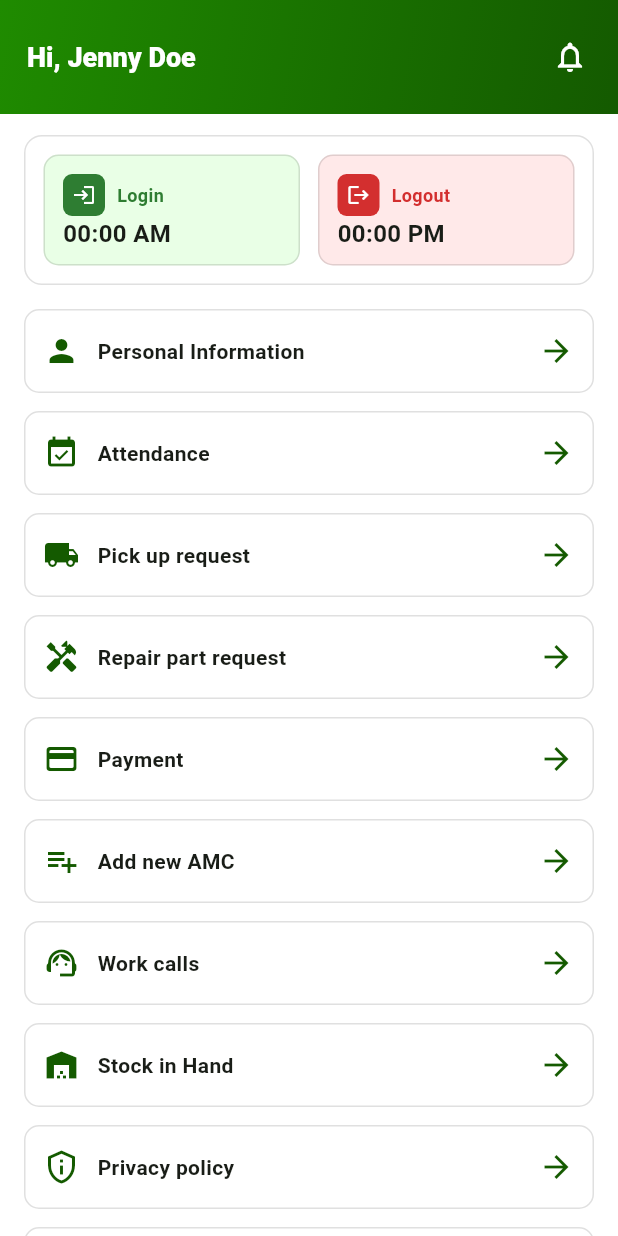
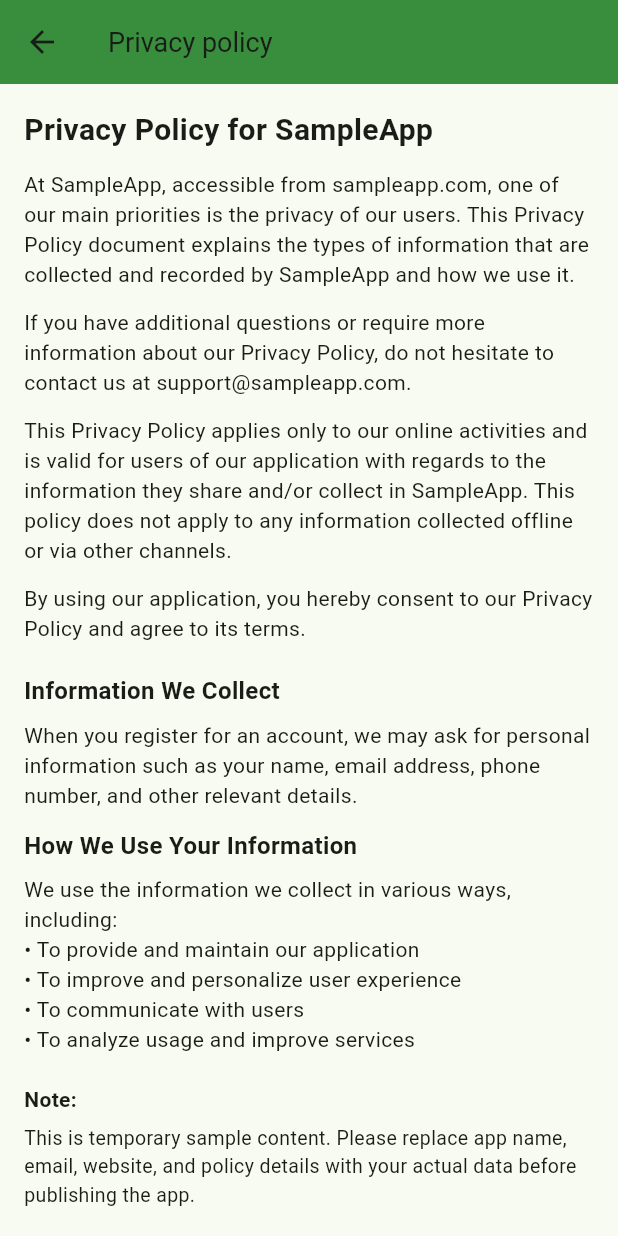
Before and after one commit to mayur153/new_Crackteck, a Flutter app: the CombinedProfileScreen screen opened directly with empty values, after a tap on "Privacy policy", on a phone screen of 412 x 824 dp. Run offline on Flutter 3.47's test engine with Material 3 defaults, Android fonts, the phone set to English and light mode, and no system bars; our stand-ins replace file_picker, image_picker, permission_handler.

Commit message:
created new screen

```diff
--- a/lib/routes/app_routes.dart
+++ b/lib/routes/app_routes.dart
@@ -91,6 +91,7 @@
     static const String RepairRequestScreen = '/field_executive_repair_request';
     static const String PaymentsScreen = '/field_executive_payments';
     static const String WorksScreen = '/field_executive_works';
+    static const String fieldexecutivePrivacyPolicyScreen = '/field_executive_privacy_policy';
 
     static const String PlaceholderScreen = '/placeholder';
 
@@ -600,3 +601,11 @@
 
     fieldexecutiveWorksScreenArguments({required this.roleId, required this.roleName});
   }
+
+
+  class fieldexecutivePrivacyPolicyScreenArguments {
+    final int roleId;
+    final String roleName;
+
+    fieldexecutivePrivacyPolicyScreenArguments({required this.roleId, required this.roleName});
+  }
--- /dev/null
+++ b/lib/screens/Field_executive/field_executive_privacy_policy.dart
@@ -0,0 +1,136 @@
+import 'package:flutter/material.dart';
+
+class fieldexecutivePrivacyPolicyScreen extends StatelessWidget {
+  final int roleId;
+  final String roleName;
+  const fieldexecutivePrivacyPolicyScreen({super.key, required this.roleId, required this.roleName});
+
+  @override
+  Widget build(BuildContext context) {
+    return Scaffold(
+      appBar: AppBar(
+        backgroundColor: Colors.green.shade700,
+        leading: IconButton(
+          icon: const Icon(Icons.arrow_back),
+          onPressed: () => Navigator.pop(context),
+        ),
+        title: const Text(
+          'Privacy policy',
+          style: TextStyle(fontSize: 18),
+        ),
+      ),
+      body: Padding(
+        padding: const EdgeInsets.all(16),
+        child: SingleChildScrollView(
+          child: Column(
+            crossAxisAlignment: CrossAxisAlignment.start,
+            children: const [
+              /// TITLE
+              Text(
+                'Privacy Policy for SampleApp',
+                style: TextStyle(
+                  fontSize: 20,
+                  fontWeight: FontWeight.bold,
+                ),
+              ),
+              SizedBox(height: 12),
+
+              /// INTRO
+              Text(
+                'At SampleApp, accessible from sampleapp.com, one of our main '
+                    'priorities is the privacy of our users. This Privacy Policy '
+                    'document explains the types of information that are collected '
+                    'and recorded by SampleApp and how we use it.',
+                style: TextStyle(fontSize: 14),
+              ),
+              SizedBox(height: 12),
+
+              /// CONTACT
+              Text(
+                'If you have additional questions or require more information '
+                    'about our Privacy Policy, do not hesitate to contact us at '
+                    'support@sampleapp.com.',
+                style: TextStyle(fontSize: 14),
+              ),
+              SizedBox(height: 12),
+
+              /// SCOPE
+              Text(
+                'This Privacy Policy applies only to our online activities and '
+                    'is valid for users of our application with regards to the '
+                    'information they share and/or collect in SampleApp. '
+                    'This policy does not apply to any information collected '
+                    'offline or via other channels.',
+                style: TextStyle(fontSize: 14),
+              ),
+              SizedBox(height: 12),
+
+              /// CONSENT
+              Text(
+                'By using our application, you hereby consent to our Privacy '
+                    'Policy and agree to its terms.',
+                style: TextStyle(fontSize: 14),
+              ),
+              SizedBox(height: 20),
+
+              /// INFORMATION WE COLLECT
+              Text(
+                'Information We Collect',
+                style: TextStyle(
+                  fontSize: 16,
+                  fontWeight: FontWeight.bold,
+                ),
+              ),
+              SizedBox(height: 8),
+
+              Text(
+                'When you register for an account, we may ask for personal '
+                    'information such as your name, email address, phone number, '
+                    'and other relevant details.',
+                style: TextStyle(fontSize: 14),
+              ),
+              SizedBox(height: 12),
+
+              /// HOW WE USE DATA
+              Text(
+                'How We Use Your Information',
+                style: TextStyle(
+                  fontSize: 16,
+                  fontWeight: FontWeight.bold,
+                ),
+              ),
+              SizedBox(height: 8),
+
+              Text(
+                'We use the information we collect in various ways, including:\n'
+                    '• To provide and maintain our application\n'
+                    '• To improve and personalize user experience\n'
+                    '• To communicate with users\n'
+                    '• To analyze usage and improve services',
+                style: TextStyle(fontSize: 14),
+              ),
+              SizedBox(height: 20),
+
+              /// UPDATE NOTE
+              Text(
+                'Note:',
+                style: TextStyle(
+                  fontSize: 14,
+                  fontWeight: FontWeight.bold,
+                ),
+              ),
+              SizedBox(height: 6),
+
+              Text(
+                'This is temporary sample content. Please replace app name, '
+                    'email, website, and policy details with your actual data '
+                    'before publishing the app.',
+                style: TextStyle(fontSize: 13),
+              ),
+            ],
+          ),
+        ),
+      ),
+    );
+  }
+}
--- a/lib/screens/Field_executive/field_executive_profile_screen.dart
+++ b/lib/screens/Field_executive/field_executive_profile_screen.dart
@@ -3,7 +3,9 @@ import 'field_excutive_attendance.dart';
 import 'field_executive_payment.dart';
 import 'field_executive_personal_info.dart';
 import 'field_executive_pickup_product.dart';
+import 'field_executive_privacy_policy.dart';
 import 'field_executive_repair_request_part.dart';
+import 'field_executive_stock_in_hand.dart';
 import 'field_executive_work.dart';
 
 class CombinedProfileScreen extends StatefulWidget {
@@ -172,9 +174,23 @@ class _CombinedProfileScreenState extends State<CombinedProfileScreen> {
                 );
               },),
               const SizedBox(height: 12),
-              _OptionTile(icon: Icons.warehouse, label: "Stock in Hand", onTap: () {}),
+              _OptionTile(icon: Icons.warehouse, label: "Stock in Hand", onTap: ()  {
+                Navigator.push(
+                  context,
+                  MaterialPageRoute(
+                    builder: (context) => StockInHandScreen ( roleId: 0, roleName: '', ),
+                  ),
+                );
+              },),
               const SizedBox(height: 12),
-              _OptionTile(icon: Icons.privacy_tip_outlined, label: "Privacy policy", onTap: () {}),
+              _OptionTile(icon: Icons.privacy_tip_outlined, label: "Privacy policy", onTap: ()  {
+                Navigator.push(
+                  context,
+                  MaterialPageRoute(
+                    builder: (context) => fieldexecutivePrivacyPolicyScreen ( roleId: 0, roleName: '', ),
+                  ),
+                );
+              },),
               const SizedBox(height: 12),
               _OptionTile(icon: Icons.privacy_tip_outlined, label: "Feedbacks ", onTap: () {}),
               const SizedBox(height: 12),
```
Also changed, not shown: lib/routes/route_generator.dart (+16 -0 lines), lib/screens/Field_executive/field_executive_feedback.dart (added, +152 -0 lines).
